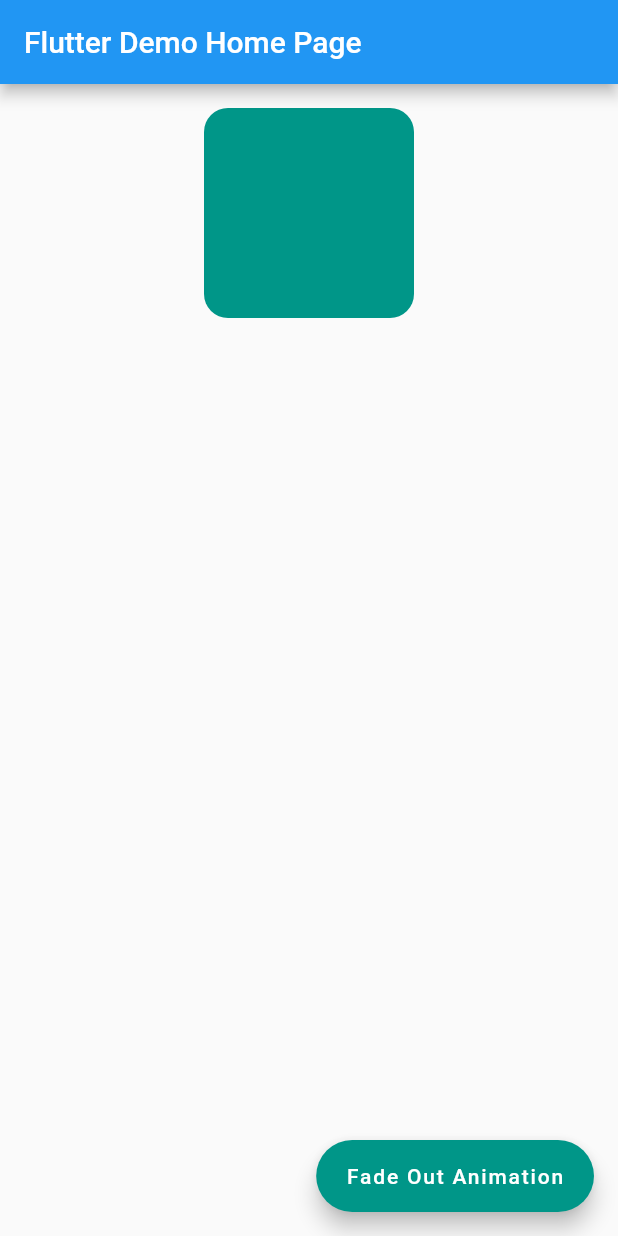
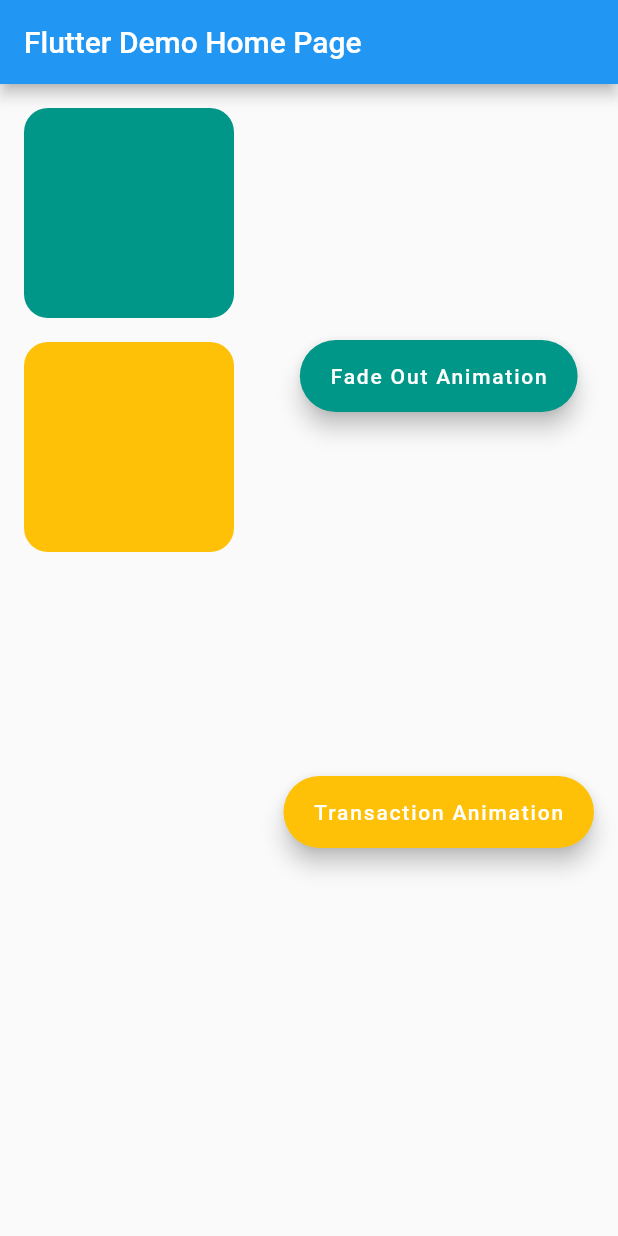
Before and after one commit to Ghazal-Jamalzadeh/flutter_animations, a Flutter app: the screen it shows after launch, on a phone screen of 412 x 824 dp. Run offline on Flutter 3.47's test engine with Material 2 defaults, Android fonts, the phone set to English and light mode, and no system bars.

Commit message:
Added Transition Animation

```diff
--- a/lib/main.dart
+++ b/lib/main.dart
@@ -48,38 +48,104 @@ class MyHomePage extends StatefulWidget {
 }
 
 class _MyHomePageState extends State<MyHomePage> {
+  //fade out
+  double opacity = 1;
 
-  double opacity = 1 ;
+  //transition
+  double top = 0;
+
+  double left = 0;
 
   @override
   Widget build(BuildContext context) {
-
     return Scaffold(
       appBar: AppBar(
         title: Text(widget.title),
       ),
-      body: SizedBox(
+      body: SingleChildScrollView(
+        child: SizedBox(
           width: double.infinity,
+          child: Padding(
+            padding: EdgeInsets.only(left: 16),
             child: Column(
-          crossAxisAlignment: CrossAxisAlignment.center,
+              mainAxisAlignment: MainAxisAlignment.spaceEvenly,
+              crossAxisAlignment: CrossAxisAlignment.start,
               children: [
-            const SizedBox(height: 16,) ,
+                const SizedBox(
+                  height: 16,
+                ),
                 AnimatedOpacity(
-              duration: Duration(seconds: 1) ,
+                    duration: Duration(seconds: 1),
                     opacity: opacity,
-                child: Container(width: 140 , height: 140 , decoration: BoxDecoration(color: Colors.teal , borderRadius: BorderRadius.circular(16)), ))
+                    child: Container(
+                      width: 140,
+                      height: 140,
+                      decoration: BoxDecoration(
+                          color: Colors.teal,
+                          borderRadius: BorderRadius.circular(16)),
+                    )),
+                const SizedBox(
+                  height: 16,
+                ),
+                SizedBox(
+                  width: double.infinity,
+                  height: 500,
+                  child: Stack(
+                    children: [
+                      AnimatedPositioned(
+                          top: top,
+                          left: left,
+                          curve: Curves.decelerate,
+                          duration: const Duration(seconds: 1),
+                          child: Container(
+                            width: 140,
+                            height: 140,
+                            decoration: BoxDecoration(
+                                color: Colors.amber,
+                                borderRadius: BorderRadius.circular(16)),
+                          ))
+                    ],
+                  ),
+                )
               ],
             ),
           ),
-      floatingActionButton: FloatingActionButton.extended(
+        ),
+      ),
+      floatingActionButtonLocation: FloatingActionButtonLocation.endFloat,
+      floatingActionButton: Column(
+        mainAxisAlignment: MainAxisAlignment.spaceEvenly,
+        children: [
+          FloatingActionButton.extended(
             backgroundColor: Colors.teal,
-        onPressed: (){
+            onPressed: () {
               setState(() {
-            opacity = opacity == 1 ? 0 : 1 ;
+                opacity = opacity == 1 ? 0 : 1;
               });
             },
-        tooltip: 'Increment',
             label: const Text('Fade Out Animation'),
+          ),
+          FloatingActionButton.extended(
+            backgroundColor: Colors.amber,
+            onPressed: () {
+              setState(() {
+
+                if(top < 350){
+                  top += 50 ;
+                }else{
+                  top = 0 ;
+                }
+
+                if(left < 150){
+                  left += 50 ;
+                }else{
+                  left -= 50 ;
+                }
+              });
+            },
+            label: const Text('Transaction Animation'),
+          ),
+        ],
       ), // This trailing comma makes auto-formatting nicer for build methods.
     );
   }
```
Also changed, not shown: 1 other file. Lines whose indentation alone changed are shown as unchanged.
